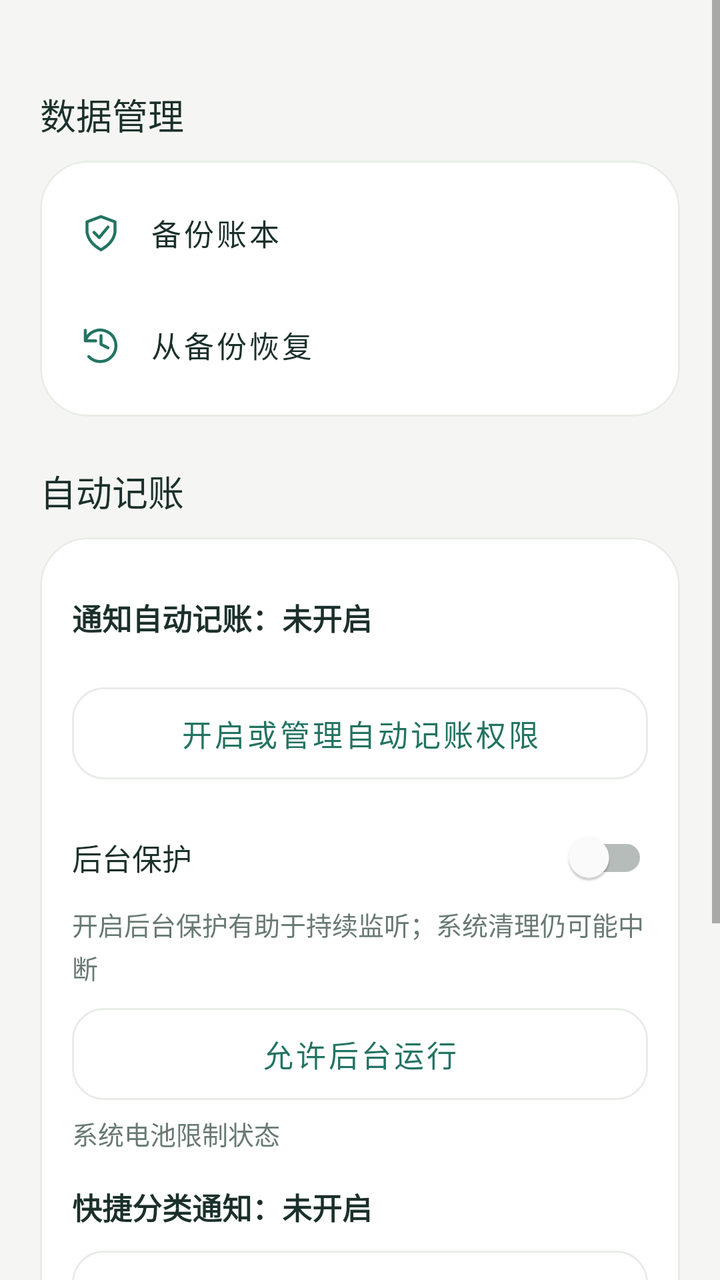
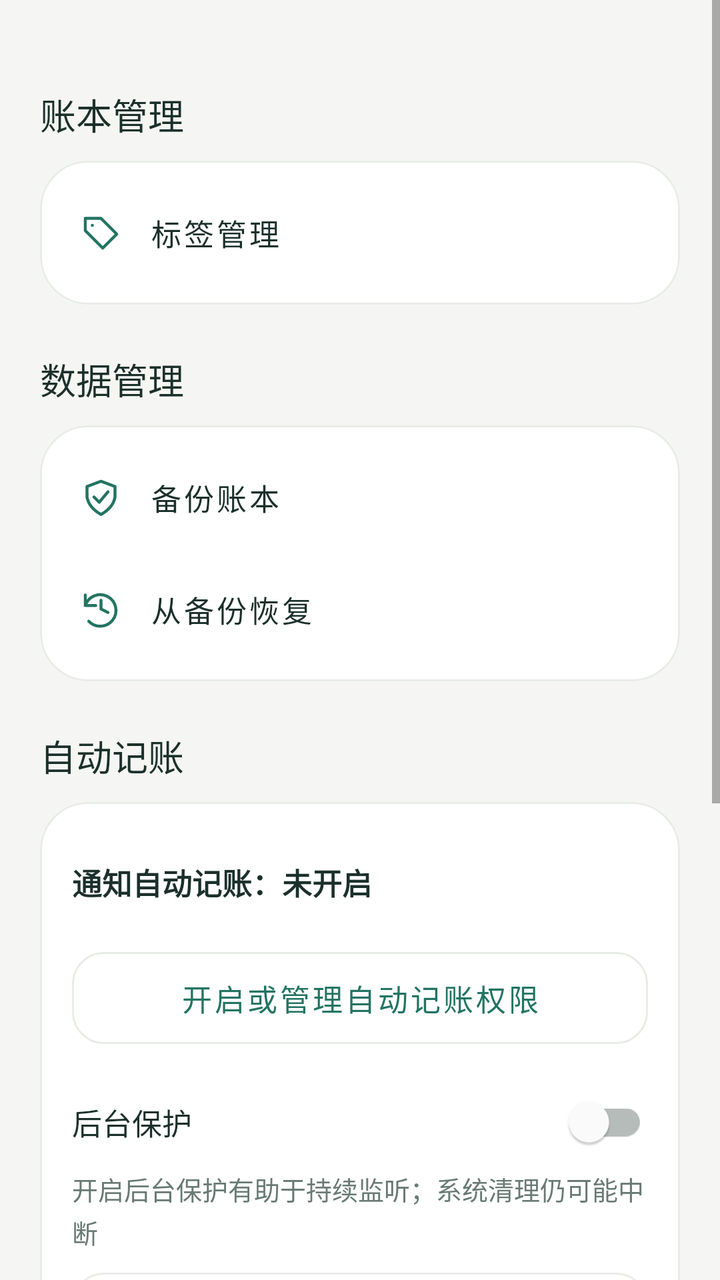

Before-and-after screenshots of an Android layout around one commit, followed by the original layout XML and the change that was made.
<!-- AndroidManifest.xml: application theme Theme.LightLedger -->
<!-- res/layout/fragment_settings.xml -->
<?xml version="1.0" encoding="utf-8"?>
<ScrollView xmlns:android="http://schemas.android.com/apk/res/android" xmlns:app="http://schemas.android.com/apk/res-auto" android:layout_width="match_parent" android:layout_height="match_parent" android:fillViewport="true" android:background="?attr/ledgerBackground">
    <LinearLayout android:layout_width="match_parent" android:layout_height="wrap_content" android:orientation="vertical" android:padding="@dimen/ledger_page_gutter">
        <TextView style="@style/LedgerSectionTitle" android:layout_width="match_parent" android:layout_height="wrap_content" android:layout_marginTop="24dp" android:layout_marginBottom="10dp" android:text="数据管理" />
        <com.google.android.material.card.MaterialCardView style="@style/LedgerCard" android:layout_width="match_parent" android:layout_height="wrap_content">
            <LinearLayout android:layout_width="match_parent" android:layout_height="wrap_content" android:orientation="vertical" android:padding="8dp">
                <com.google.android.material.button.MaterialButton android:id="@+id/exportBackup" app:icon="@drawable/ic_shield" style="@style/LedgerSettingsRow" android:layout_width="match_parent" android:layout_height="wrap_content" android:gravity="start|center_vertical" android:text="备份账本" />
                <com.google.android.material.button.MaterialButton android:id="@+id/importBackup" app:icon="@drawable/ic_restore" style="@style/LedgerSettingsRow" android:layout_width="match_parent" android:layout_height="wrap_content" android:gravity="start|center_vertical" android:text="从备份恢复" />
            </LinearLayout>
        </com.google.android.material.card.MaterialCardView>
        <TextView style="@style/LedgerSectionTitle" android:layout_width="match_parent" android:layout_height="wrap_content" android:layout_marginTop="24dp" android:layout_marginBottom="10dp" android:text="自动记账" />
        <com.google.android.material.card.MaterialCardView style="@style/LedgerCard" android:layout_width="match_parent" android:layout_height="wrap_content">
            <LinearLayout android:layout_width="match_parent" android:layout_height="wrap_content" android:orientation="vertical" android:padding="16dp">
                <TextView android:id="@+id/notificationStatus" android:layout_width="match_parent" android:layout_height="wrap_content" android:minHeight="48dp" android:gravity="center_vertical" android:clickable="true" android:focusable="true" android:contentDescription="查看自动记账连接详情" android:text="通知自动记账：未开启" android:textColor="?attr/colorOnSurface" android:textSize="15sp" android:textStyle="bold" />
                <com.google.android.material.button.MaterialButton android:id="@+id/notificationSettings" style="@style/LedgerOutlineButton" android:layout_width="match_parent" android:layout_height="wrap_content" android:layout_marginTop="8dp" android:text="开启或管理自动记账权限" />
                <com.google.android.material.switchmaterial.SwitchMaterial android:id="@+id/backgroundProtection" android:layout_width="match_parent" android:layout_height="wrap_content" android:layout_marginTop="12dp" android:minHeight="48dp" android:text="后台保护" android:textColor="?attr/colorOnSurface" android:textSize="15sp" />
                <TextView android:id="@+id/protectionStatus" style="@style/LedgerCaption" android:layout_width="match_parent" android:layout_height="wrap_content" android:text="开启后台保护有助于持续监听；系统清理仍可能中断" />
                <com.google.android.material.button.MaterialButton android:id="@+id/backgroundSettings" style="@style/LedgerOutlineButton" android:layout_width="match_parent" android:layout_height="wrap_content" android:layout_marginTop="8dp" android:text="允许后台运行" />
                <TextView android:id="@+id/batteryStatus" style="@style/LedgerCaption" android:layout_width="match_parent" android:layout_height="wrap_content" android:layout_marginTop="4dp" android:text="系统电池限制状态" />
                <TextView android:id="@+id/quickNotificationStatus" android:layout_width="match_parent" android:layout_height="wrap_content" android:layout_marginTop="16dp" android:text="快捷分类通知：未开启" android:textColor="?attr/colorOnSurface" android:textSize="15sp" android:textStyle="bold" />
                <com.google.android.material.button.MaterialButton android:id="@+id/quickNotificationSettings" style="@style/LedgerOutlineButton" android:layout_width="match_parent" android:layout_height="wrap_content" android:layout_marginTop="8dp" android:text="快捷分类通知设置" />
            </LinearLayout>
        </com.google.android.material.card.MaterialCardView>
        <TextView style="@style/LedgerSectionTitle" android:layout_width="match_parent" android:layout_height="wrap_content" android:layout_marginTop="24dp" android:layout_marginBottom="10dp" android:text="版本与更新" />
        <com.google.android.material.card.MaterialCardView style="@style/LedgerCard" android:layout_width="match_parent" android:layout_height="wrap_content">
            <LinearLayout android:layout_width="match_parent" android:layout_height="wrap_content" android:orientation="vertical" android:padding="16dp">
                <TextView android:id="@+id/currentVersion" style="@style/LedgerSectionTitle" android:layout_width="match_parent" android:layout_height="wrap_content" android:textSize="15sp" />
                <com.google.android.material.button.MaterialButton android:id="@+id/checkForUpdates" style="@style/LedgerOutlineButton" android:layout_width="match_parent" android:layout_height="wrap_content" android:layout_marginTop="12dp" android:text="检查更新" />
            </LinearLayout>
        </com.google.android.material.card.MaterialCardView>
    </LinearLayout>
</ScrollView>
<!-- resources referenced by this layout -->
<resources>
  <dimen name="ledger_page_gutter">20dp</dimen>
  <style name="LedgerCaption"><item name="android:textColor">?attr/ledgerMuted</item><item name="android:textSize">13sp</item><item name="android:lineSpacingExtra">3dp</item></style>
  <style name="LedgerCard" parent="Widget.MaterialComponents.CardView">
          <item name="cardCornerRadius">24dp</item><item name="cardElevation">0dp</item><item name="cardBackgroundColor">@color/white</item>
          <item name="strokeColor">?attr/ledgerBorder</item><item name="strokeWidth">1dp</item>
      </style>
  <style name="LedgerSectionTitle"><item name="android:textColor">?attr/colorOnSurface</item><item name="android:textSize">18sp</item><item name="android:fontFamily">sans-serif-medium</item></style>
  <style name="LedgerSettingsRow" parent="LedgerTextButton">
          <item name="android:minHeight">56dp</item><item name="android:gravity">start|center_vertical</item><item name="android:textColor">?attr/colorOnSurface</item>
          <item name="android:textSize">15sp</item><item name="android:paddingHorizontal">12dp</item><item name="iconSize">21dp</item><item name="iconPadding">14dp</item><item name="iconGravity">textStart</item>
      </style>
  <color name="white">#FFFFFF</color>
  <style name="LedgerTextButton" parent="Widget.MaterialComponents.Button.TextButton">
          <item name="android:minHeight">48dp</item><item name="android:textAllCaps">false</item><item name="android:textSize">14sp</item><item name="cornerRadius">12dp</item>
      </style>
  <color name="ledger_teal">#237462</color>
  <color name="ledger_teal_dark">#184D40</color>
  <color name="ledger_ink">#1C302B</color>
  <color name="ledger_background">#F5F6F3</color>
  <color name="ledger_teal_soft">#E5F1EA</color>
  <color name="ledger_muted">#697A73</color>
  <color name="ledger_border">#E8ECE7</color>
  <style name="LedgerWindowAnimation" parent="android:style/Animation.Activity">
          <item name="android:activityOpenEnterAnimation">@null</item>
          <item name="android:activityOpenExitAnimation">@null</item>
          <item name="android:activityCloseEnterAnimation">@null</item>
          <item name="android:activityCloseExitAnimation">@null</item>
      </style>
  <style name="LedgerButton" parent="Widget.MaterialComponents.Button">
          <item name="cornerRadius">16dp</item><item name="android:minHeight">52dp</item><item name="android:textAllCaps">false</item>
          <item name="android:textSize">15sp</item><item name="android:fontFamily">sans-serif-medium</item><item name="android:paddingHorizontal">16dp</item>
          <item name="android:insetTop">3dp</item><item name="android:insetBottom">3dp</item>
      </style>
  <style name="LedgerInput" parent="Widget.MaterialComponents.TextInputLayout.OutlinedBox">
          <item name="boxCornerRadiusTopStart">14dp</item><item name="boxCornerRadiusTopEnd">14dp</item><item name="boxCornerRadiusBottomStart">14dp</item><item name="boxCornerRadiusBottomEnd">14dp</item>
          <item name="boxBackgroundColor">@color/white</item><item name="boxStrokeColor">?attr/colorPrimary</item>
      </style>
  <!-- unchanged entries left out for length: 4 -->
</resources>

<!-- the commit's change to res/layout/fragment_settings.xml (unified diff, before → after) -->
@@ -1,6 +1,10 @@
 <?xml version="1.0" encoding="utf-8"?>
 <ScrollView xmlns:android="http://schemas.android.com/apk/res/android" xmlns:app="http://schemas.android.com/apk/res-auto" android:layout_width="match_parent" android:layout_height="match_parent" android:fillViewport="true" android:background="?attr/ledgerBackground">
     <LinearLayout android:layout_width="match_parent" android:layout_height="wrap_content" android:orientation="vertical" android:padding="@dimen/ledger_page_gutter">
+        <TextView style="@style/LedgerSectionTitle" android:layout_width="match_parent" android:layout_height="wrap_content" android:layout_marginTop="24dp" android:layout_marginBottom="10dp" android:text="账本管理" />
+        <com.google.android.material.card.MaterialCardView style="@style/LedgerCard" android:layout_width="match_parent" android:layout_height="wrap_content">
+            <com.google.android.material.button.MaterialButton android:id="@+id/manageTags" app:icon="@drawable/ic_tag" style="@style/LedgerSettingsRow" android:layout_width="match_parent" android:layout_height="wrap_content" android:layout_margin="8dp" android:text="标签管理" />
+        </com.google.android.material.card.MaterialCardView>
         <TextView style="@style/LedgerSectionTitle" android:layout_width="match_parent" android:layout_height="wrap_content" android:layout_marginTop="24dp" android:layout_marginBottom="10dp" android:text="数据管理" />
         <com.google.android.material.card.MaterialCardView style="@style/LedgerCard" android:layout_width="match_parent" android:layout_height="wrap_content">
             <LinearLayout android:layout_width="match_parent" android:layout_height="wrap_content" android:orientation="vertical" android:padding="8dp">
<!-- resource entries referenced after the edit -->
@@ -1,6 +1,8 @@
 <!-- resources referenced by this layout -->
 <resources>
   <dimen name="ledger_page_gutter">20dp</dimen>
+  <!-- drawable ic_tag (drawable) -->
+  <vector xmlns:android="http://schemas.android.com/apk/res/android" android:width="24dp" android:height="24dp" android:viewportWidth="24" android:viewportHeight="24"><path android:pathData="M3,4 L12,4 L21,13 L13,21 L3,11 Z M7,8 L7.1,8" android:fillColor="@android:color/transparent" android:strokeColor="?attr/colorPrimary" android:strokeWidth="1.7" android:strokeLineCap="round" android:strokeLineJoin="round"/></vector>
   <style name="LedgerCaption"><item name="android:textColor">?attr/ledgerMuted</item><item name="android:textSize">13sp</item><item name="android:lineSpacingExtra">3dp</item></style>
   <style name="LedgerCard" parent="Widget.MaterialComponents.CardView">
           <item name="cardCornerRadius">24dp</item><item name="cardElevation">0dp</item><item name="cardBackgroundColor">@color/white</item>
